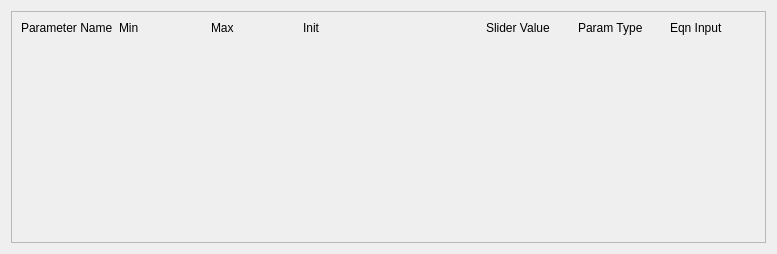
Before: the Qt Designer form src/dialogparameterview.ui in nmfs-ost/ss3-ssi, drawn with Qt 5.
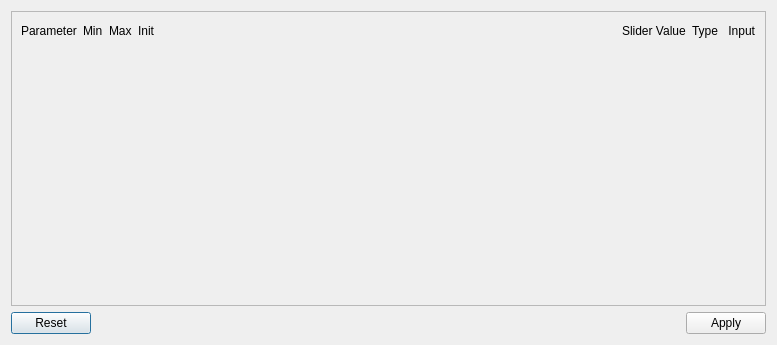
After: the same form once the commit is applied.

Commit message: ver 3.30.14.03 Work on equation parameter dialog

```diff
--- a/src/dialogparameterview.ui
+++ b/src/dialogparameterview.ui
@@ -7,7 +7,7 @@
     <x>0</x>
     <y>0</y>
     <width>777</width>
-    <height>254</height>
+    <height>345</height>
    </rect>
   </property>
   <property name="windowTitle">
@@ -25,23 +25,23 @@
         <x>0</x>
         <y>0</y>
         <width>749</width>
-        <height>226</height>
+        <height>274</height>
        </rect>
       </property>
       <layout class="QVBoxLayout" name="verticalLayout_2">
        <item>
         <layout class="QGridLayout" name="gridLayout">
-         <item row="0" column="4">
-          <widget class="QLabel" name="labelParamSlider">
-           <property name="text">
-            <string/>
-           </property>
-          </widget>
-         </item>
          <item row="0" column="6">
           <widget class="QLabel" name="labelParamType">
            <property name="text">
-            <string>Param Type</string>
+            <string>Type</string>
+           </property>
+          </widget>
+         </item>
+         <item row="0" column="7">
+          <widget class="QLabel" name="labelEquationInput">
+           <property name="text">
+            <string> Input</string>
            </property>
           </widget>
          </item>
@@ -52,6 +52,26 @@
            </property>
           </widget>
          </item>
+         <item row="0" column="3">
+          <widget class="QLabel" name="labelParamInit">
+           <property name="text">
+            <string>Init</string>
+           </property>
+          </widget>
+         </item>
+         <item row="0" column="4">
+          <spacer name="horizontalSpacerSlider">
+           <property name="orientation">
+            <enum>Qt::Horizontal</enum>
+           </property>
+           <property name="sizeHint" stdset="0">
+            <size>
+             <width>40</width>
+             <height>20</height>
+            </size>
+           </property>
+          </spacer>
+         </item>
          <item row="0" column="5">
           <widget class="QLabel" name="labelParamSliderValue">
            <property name="text">
@@ -59,13 +79,6 @@
            </property>
           </widget>
          </item>
-         <item row="0" column="0">
-          <widget class="QLabel" name="labelParamName">
-           <property name="text">
-            <string>Parameter Name</string>
-           </property>
-          </widget>
-         </item>
          <item row="0" column="2">
           <widget class="QLabel" name="labelParamMax">
            <property name="text">
@@ -73,17 +86,10 @@
            </property>
           </widget>
          </item>
-         <item row="0" column="3">
-          <widget class="QLabel" name="labelParamInit">
+         <item row="0" column="0">
+          <widget class="QLabel" name="labelParamName">
            <property name="text">
-            <string>Init</string>
-           </property>
-          </widget>
-         </item>
-         <item row="0" column="7">
-          <widget class="QLabel" name="labelEquationInput">
-           <property name="text">
-            <string>Eqn Input</string>
+            <string>Parameter</string>
            </property>
           </widget>
          </item>
@@ -106,6 +112,13 @@
      </widget>
     </widget>
    </item>
+   <item>
+    <widget class="QDialogButtonBox" name="buttonBox">
+     <property name="standardButtons">
+      <set>QDialogButtonBox::Apply|QDialogButtonBox::Reset</set>
+     </property>
+    </widget>
+   </item>
   </layout>
  </widget>
  <resources/>
```
The commit also changes 29 other files.
